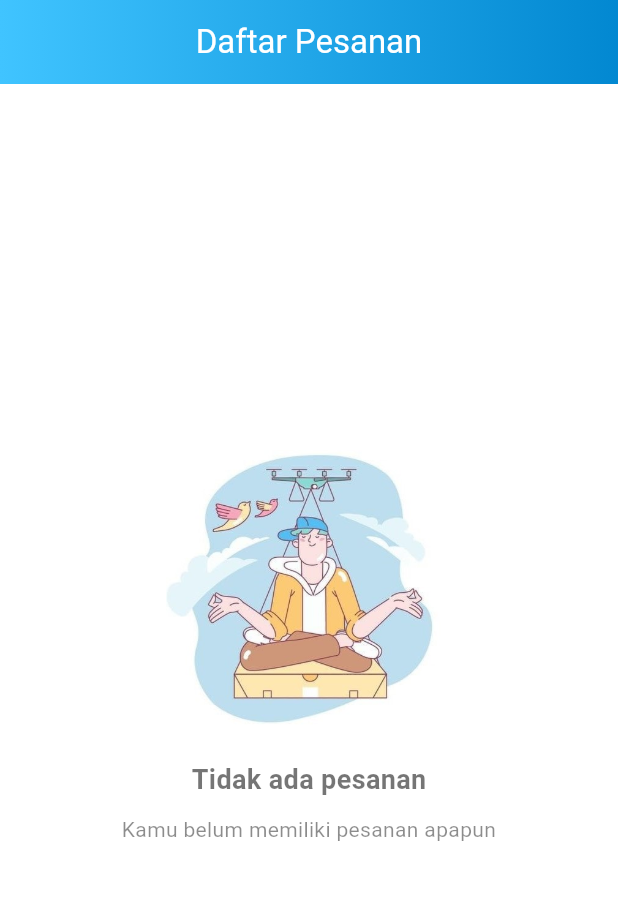
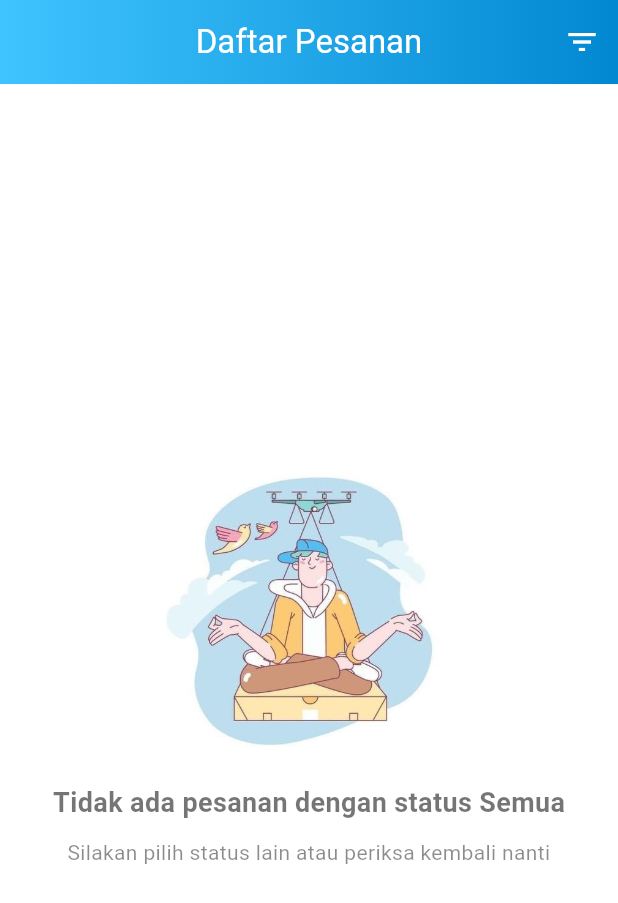
Before and after one commit to GROUP-2-CUPCAKE/WaterXpress-Admin, a Flutter app: the StatusPesananView screen opened by its route, on a phone screen of 412 x 824 dp. Shown: the top 903 px of the screen. Run offline on Flutter 3.47's test engine with Material 3 defaults, Android fonts, the phone set to English and light mode, and no system bars; our stand-ins replace cached_network_image, cloud_firestore, curved_labeled_navigation_bar, firebase_auth, firebase_core, firebase_storage and 4 more; missing offline and left inert: progress_tracker; accounts and stored records are empty.

Commit message:
perbaiki_filter

```diff
--- a/lib/app/modules/status_pesanan/controllers/status_pesanan_controller.dart
+++ b/lib/app/modules/status_pesanan/controllers/status_pesanan_controller.dart
@@ -10,22 +10,16 @@ class StatusPesananController extends GetxController {
   Stream<List<Pesanan>> getAllCompletedProducts() {
   return FirebaseFirestore.instance
       .collection('Pesanan')
-        .where('status', whereNotIn: ['Selesai'])
+      .orderBy('tanggalPesanan', descending: true)
       .snapshots()
-        .map((snapshot) => snapshot.docs.map((doc) {
+      .map((snapshot) => snapshot.docs
+          .where((doc) =>
+              doc['status'] != 'Selesai' &&
+              doc['status'] != 'Dibatalkan')
+          .map((doc) {
             var pesanan = Pesanan.fromMap(doc.data());
             pesanan.id = doc.id;
             return pesanan;
           }).toList());
   }
-
-  // Contoh method untuk menggunakan ID dokumen
-  // void updatePesananStatus(Pesanan pesanan) {
-  //   if (pesanan.id != null) {
-  //     FirebaseFirestore.instance
-  //         .collection('Pesanan')
-  //         .doc(pesanan.id)
-  //         .update({'status': 'selesai'});
-  //   }
-  // }
 }
--- a/lib/app/modules/status_pesanan/views/status_pesanan_view.dart
+++ b/lib/app/modules/status_pesanan/views/status_pesanan_view.dart
@@ -13,6 +13,17 @@ class StatusPesananView extends StatefulWidget {
 }
 
 class _StatusPesananViewState extends State<StatusPesananView> {
+  // Variabel untuk menyimpan status terpilih
+  String _selectedStatus = 'Semua';
+
+  // List status yang tersedia
+  final List<String> _statusOptions = [
+    'Semua',
+    'Diproses',
+    'Dikemas',
+    'Dikirim',
+  ];
+
   // Fungsi untuk memformat tanggal
   String _formatTanggal(DateTime tanggalPesanan) {
     return DateFormat('dd MMM yyyy HH:mm').format(tanggalPesanan);
@@ -43,6 +54,44 @@ class _StatusPesananViewState extends State<StatusPesananView> {
         .join(', ');
   }
 
+  // Method untuk menampilkan bottom sheet filter status
+  void _showStatusFilterBottomSheet() {
+    showModalBottomSheet(
+      context: context,
+      shape: const RoundedRectangleBorder(
+        borderRadius: BorderRadius.vertical(top: Radius.circular(20)),
+      ),
+      builder: (context) {
+        return Padding(
+          padding: const EdgeInsets.all(16.0),
+          child: Column(
+            mainAxisSize: MainAxisSize.min,
+            children: _statusOptions.map((status) {
+              return ListTile(
+                title: Text(status),
+                trailing: _selectedStatus == status
+                  ? const Icon(Icons.check, color: Colors.blue)
+                  : null,
+                onTap: () {
+                  setState(() {
+                    _selectedStatus = status;
+                  });
+                  Navigator.pop(context);
+                },
+              );
+            }).toList(),
+          ),
+        );
+      }
+    );
+  }
+
+  // Method untuk memfilter pesanan berdasarkan status
+  bool _filterPesanan(Pesanan pesanan) {
+    if (_selectedStatus == 'Semua') return true;
+    return pesanan.status?.toLowerCase() == _selectedStatus.toLowerCase();
+  }
+
   // Fungsi untuk mendapatkan warna status
   Color _getStatusColor(String status) {
     switch (status.toLowerCase()) {
@@ -57,10 +106,59 @@ class _StatusPesananViewState extends State<StatusPesananView> {
     }
   }
 
+  // Widget helper untuk baris informasi
+  Widget _buildInfoRow({
+    required IconData icon,
+    required String label,
+    required String value,
+  }) {
+    return Row(
+      crossAxisAlignment: CrossAxisAlignment.start,
+      children: [
+        Container(
+          padding: const EdgeInsets.all(8),
+          decoration: BoxDecoration(
+            color: const Color(0xFF0288D1).withOpacity(0.1),
+            borderRadius: BorderRadius.circular(8),
+          ),
+          child: Icon(
+            icon,
+            color: const Color(0xFF0288D1),
+            size: 20,
+          ),
+        ),
+        const SizedBox(width: 10),
+        Expanded(
+          child: Column(
+            crossAxisAlignment: CrossAxisAlignment.start,
+            children: [
+              Text(
+                label,
+                style: const TextStyle(
+                  fontSize: 12,
+                  color: Colors.black54,
+                ),
+              ),
+              Text(
+                value,
+                style: const TextStyle(
+                  fontSize: 14,
+                  color: Colors.black87,
+                  fontWeight: FontWeight.w500,
+                ),
+                maxLines: 2,
+                overflow: TextOverflow.ellipsis,
+              ),
+            ],
+          ),
+        ),
+      ],
+    );
+  }
+
   @override
   Widget build(BuildContext context) {
-    final StatusPesananController controller =
-        Get.put(StatusPesananController());
+    final StatusPesananController controller = Get.put(StatusPesananController());
 
     return Scaffold(
       backgroundColor: Colors.white,
@@ -68,6 +166,13 @@ class _StatusPesananViewState extends State<StatusPesananView> {
         title: const Text('Daftar Pesanan'),
         automaticallyImplyLeading: false,
         centerTitle: true,
+        actions: [
+          // Tombol filter status di pojok kanan
+          IconButton(
+            icon: const Icon(Icons.filter_list),
+            onPressed: _showStatusFilterBottomSheet,
+          ),
+        ],
         foregroundColor: Colors.white,
         flexibleSpace: Container(
           decoration: const BoxDecoration(
@@ -117,13 +222,17 @@ class _StatusPesananViewState extends State<StatusPesananView> {
             );
           }
 
-          //pesanan kosong
-          if (!snapshot.hasData || snapshot.data!.isEmpty) {
+          // Filter pesanan berdasarkan status yang dipilih
+          List<Pesanan> filteredPesanan = snapshot.data
+              ?.where(_filterPesanan)
+              .toList() ?? [];
+
+          // Tampilan untuk pesanan kosong setelah difilter
+                    if (filteredPesanan.isEmpty) {
             return Center(
               child: Column(
                 mainAxisAlignment: MainAxisAlignment.center,
                 children: [
-                  // Gambar ilustrasi
                   Image.asset(
                     'assets/images/foto.jpeg',
                     width: 200,
@@ -131,9 +240,9 @@ class _StatusPesananViewState extends State<StatusPesananView> {
                     fit: BoxFit.contain,
                   ),
                   const SizedBox(height: 20),
-                  const Text(
-                    'Tidak ada pesanan',
-                    style: TextStyle(
+                  Text(
+                    'Tidak ada pesanan dengan status $_selectedStatus',
+                    style: const TextStyle(
                       fontSize: 18,
                       fontWeight: FontWeight.w600,
                       color: Colors.black54,
@@ -141,14 +250,13 @@ class _StatusPesananViewState extends State<StatusPesananView> {
                   ),
                   const SizedBox(height: 10),
                   const Text(
-                    'Kamu belum memiliki pesanan apapun',
+                    'Silakan pilih status lain atau periksa kembali nanti',
                     style: TextStyle(
                       fontSize: 14,
                       color: Colors.black45,
                     ),
                     textAlign: TextAlign.center,
                   ),
-                  const SizedBox(height: 30),
                 ],
               ),
             );
@@ -156,10 +264,10 @@ class _StatusPesananViewState extends State<StatusPesananView> {
 
           return ListView.separated(
             padding: const EdgeInsets.symmetric(vertical: 18, horizontal: 18),
-            itemCount: snapshot.data!.length,
+            itemCount: filteredPesanan.length,
             separatorBuilder: (context, index) => const SizedBox(height: 12),
             itemBuilder: (context, index) {
-              Pesanan pesanan = snapshot.data![index];
+              Pesanan pesanan = filteredPesanan[index];
               return GestureDetector(
                 onTap: () {
                   Get.toNamed(Routes.KONFIRMASI_PESANAN, arguments: pesanan.id);
@@ -196,7 +304,6 @@ class _StatusPesananViewState extends State<StatusPesananView> {
                       ),
                     ),
                     child: Container(
-                      // Dekorasi border bawah
                       decoration: BoxDecoration(
                         border: const Border(
                           bottom: BorderSide(
@@ -254,6 +361,26 @@ class _StatusPesananViewState extends State<StatusPesananView> {
                                 thickness: 1,
                               ),
                             ),
+
+                            // Status Pesanan
+                            Row(
+                              children: [
+                                Icon(
+                                  Icons.circle,
+                                  color: _getStatusColor(pesanan.status ?? ''),
+                                  size: 12,
+                                ),
+                                const SizedBox(width: 8),
+                                Text(
+                                  pesanan.status ?? 'Status Tidak Diketahui',
+                                  style: TextStyle(
+                                    color: _getStatusColor(pesanan.status ?? ''),
+                                    fontWeight: FontWeight.bold,
+                                  ),
+                                ),
+                              ],
+                            ),
+                            const SizedBox(height: 10),
 
                             // Informasi Pembeli
                             _buildInfoRow(
@@ -322,58 +449,9 @@ class _StatusPesananViewState extends State<StatusPesananView> {
       ),
     );
   }
-
-  // Widget helper untuk baris informasi
-  Widget _buildInfoRow({
-    required IconData icon,
-    required String label,
-    required String value,
-  }) {
-    return Row(
-      crossAxisAlignment: CrossAxisAlignment.start,
-      children: [
-        Container(
-          padding: const EdgeInsets.all(8),
-          decoration: BoxDecoration(
-            color: const Color(0xFF0288D1).withOpacity(0.1),
-            borderRadius: BorderRadius.circular(8),
-          ),
-          child: Icon(
-            icon,
-            color: const Color(0xFF0288D1),
-            size: 20,
-          ),
-        ),
-        const SizedBox(width: 10),
-        Expanded(
-          child: Column(
-            crossAxisAlignment: CrossAxisAlignment.start,
-            children: [
-              Text(
-                label,
-                style: const TextStyle(
-                  fontSize: 12,
-                  color: Colors.black54,
-                ),
-              ),
-              Text(
-                value,
-                style: const TextStyle(
-                  fontSize: 14,
-                  color: Colors.black87,
-                  fontWeight: FontWeight.w500,
-                ),
-                maxLines: 2,
-                overflow: TextOverflow.ellipsis,
-              ),
-            ],
-          ),
-        ),
-      ],
-    );
-  }
 }
 
+// Extension untuk tambahan method pada model Pesanan
 extension PesananExtension on Pesanan {
   // Contoh method untuk mendapatkan status warna
   Color get statusColor {
@@ -383,7 +461,7 @@ extension PesananExtension on Pesanan {
       case 'proses':
         return Colors.orange;
       case 'dibatalkan':
-        return Colors.red;
+              return Colors.red;
       default:
         return Colors.grey;
     }
```
Also changed, not shown: lib/app/modules/riwayat_pesanan/controllers/riwayat_pesanan_controller.dart (+5 -10 lines). Lines whose indentation alone changed are shown as unchanged.
